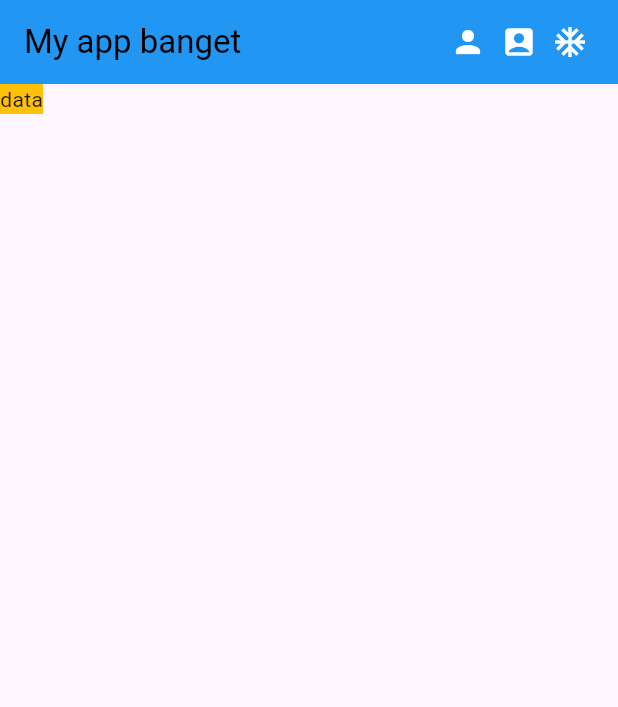
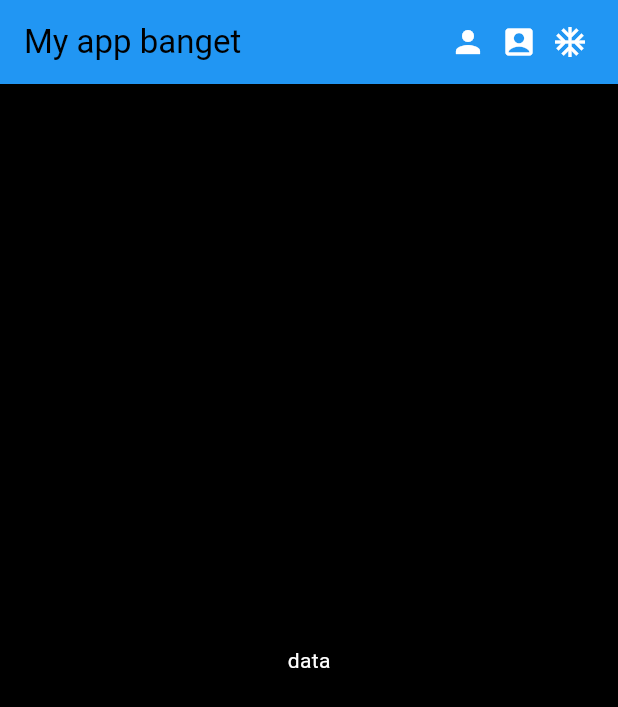
Before and after one commit to GUYwithPTSD/tugas_git, a Flutter app: the screen it shows after launch, on a phone screen of 412 x 824 dp. Shown: the top 707 px of the screen. Run offline on Flutter 3.47's test engine with Material 3 defaults, Android fonts, the phone set to English and light mode, and no system bars.

Commit message:
commit 6(tambahan body)

```diff
--- a/lib/main.dart
+++ b/lib/main.dart
@@ -36,7 +36,13 @@
           SizedBox(width: 20),
         ],
       ),
-      body: Container(color: Colors.amber, child: Text("data")),
+      body: Container(
+        alignment: Alignment.center,
+        height: double.infinity,
+        width: double.infinity,
+        color: Colors.black,
+        child: const Text("data", style: TextStyle(color: Colors.white)),
+      ),
     );
   }
 }
```
